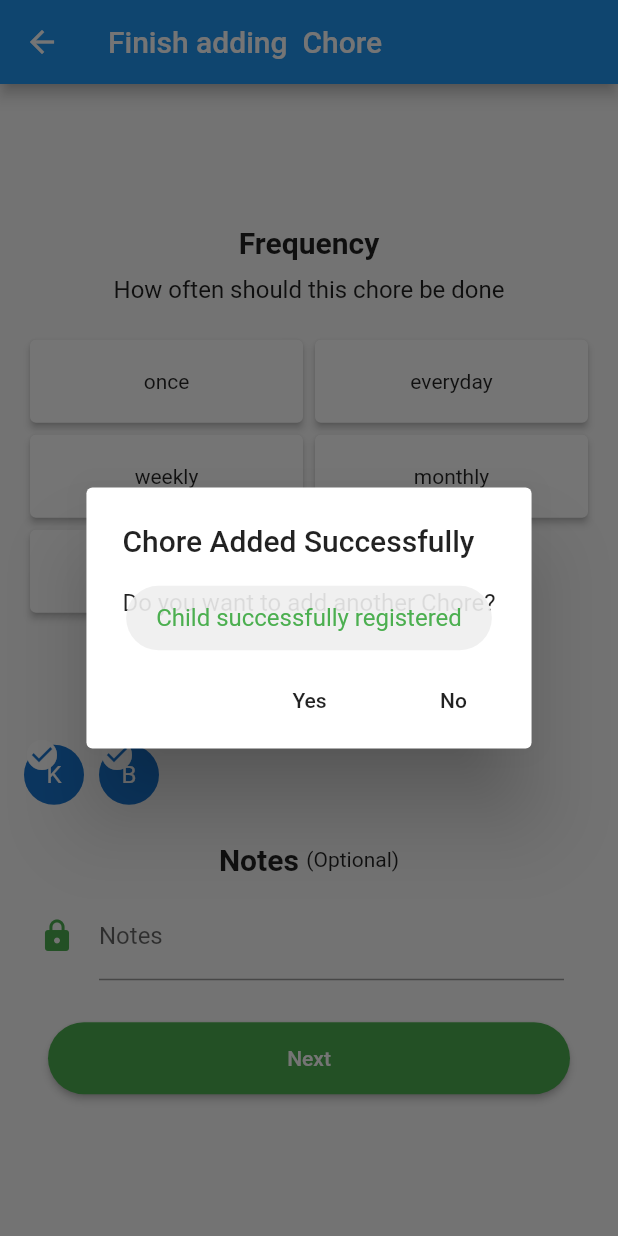
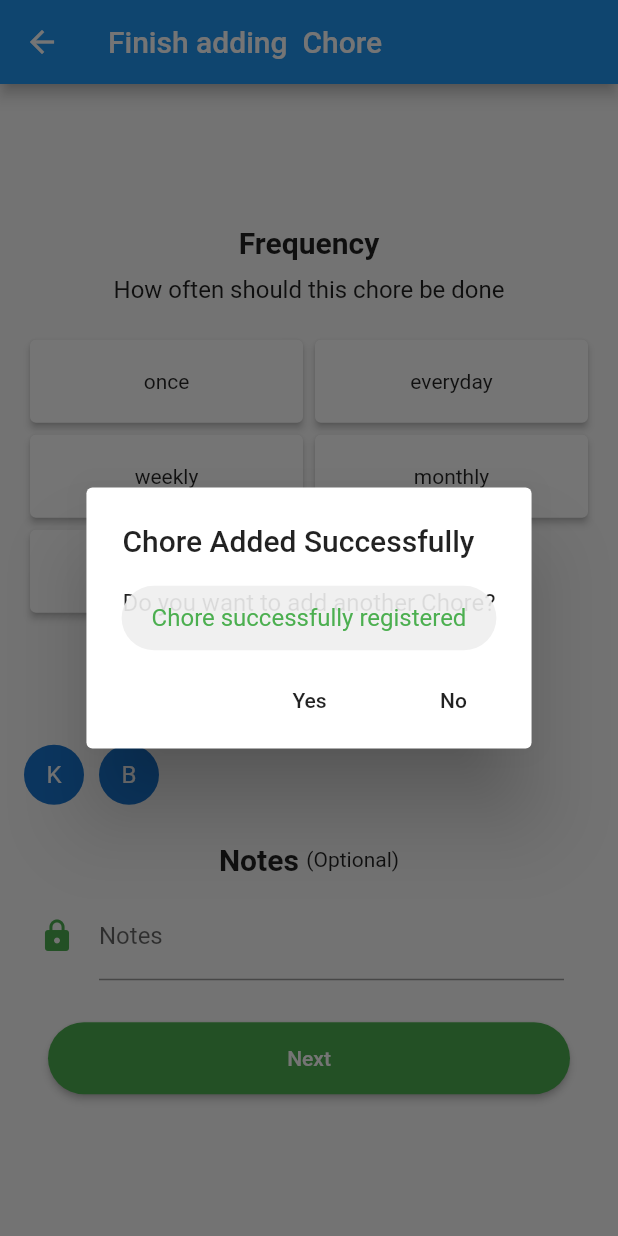
Before and after one commit to kudak3/piggy_pennies, a Flutter app: the AddChore screen opened directly, after a tap on "Next", on a phone screen of 412 x 824 dp. Run offline on Flutter 3.47's test engine with Material 2 defaults, Android fonts, the phone set to English and light mode, and no system bars; our stand-ins replace cloud_firestore, firebase_auth, fluttertoast, font_awesome_flutter, get_it; accounts and stored records are empty; generated files the repository leaves out were written again.

Commit message:
Completed chore registration

```diff
--- a/lib/model/chore.dart
+++ b/lib/model/chore.dart
@@ -1,11 +1,12 @@
 
 
 import 'package:json_annotation/json_annotation.dart';
+import 'package:piggy_pennies/model/child.dart';
 
 
 part 'chore.g.dart';
 
-@JsonSerializable()
+@JsonSerializable(explicitToJson: true)
 class Chore{
    String id;
   String name;
@@ -14,6 +15,8 @@ class Chore{
   String frequency;
   String photoUrl;
   String notes;
+  String createdBy;
+  List<Child> assignees;
 
 
 
@@ -25,6 +28,8 @@ class Chore{
       this.frequency,
       this.photoUrl,
       this.notes,
+      this.createdBy,
+      this.assignees,
 
      });
 
--- a/lib/service.dart/authentication_service.dart
+++ b/lib/service.dart/authentication_service.dart
@@ -8,6 +8,13 @@ import 'package:piggy_pennies/model/user.dart';
 class AuthenticationService {
 
   final FirebaseAuth _firebaseAuth = FirebaseAuth.instance;
+
+
+  Future  currentUser() async{
+       final FirebaseUser user = await _firebaseAuth.currentUser();
+    final uid = user.uid;
+    return uid;
+  }
 
 //signup with email
   Future signUpWithEmail(String email, String password, String username) async {
--- a/lib/service.dart/firestore_service.dart
+++ b/lib/service.dart/firestore_service.dart
@@ -1,8 +1,11 @@
 import 'package:cloud_firestore/cloud_firestore.dart';
+import 'package:get_it/get_it.dart';
 import 'package:piggy_pennies/model/api_response.dart';
 import 'package:piggy_pennies/model/child.dart';
 import 'package:piggy_pennies/model/chore.dart';
 import 'package:piggy_pennies/model/user.dart';
+
+import 'authentication_service.dart';
 
 class FirestoreService {
   final CollectionReference _usersCollectionReference =
@@ -13,6 +16,9 @@ class FirestoreService {
 
       final CollectionReference _choresCollectionReference =
       Firestore.instance.collection("chores");
+
+        AuthenticationService get authenticationService =>
+      GetIt.I<AuthenticationService>();
 
 
   Future createUser(User user) async {
@@ -36,6 +42,9 @@ class FirestoreService {
   }
 
     Future registerChore(Chore chore) async {
+      String ui = await authenticationService.currentUser();
+      chore.createdBy = ui;
+
     try {
       await _choresCollectionReference
           .document(chore.id)
--- a/lib/ui/parent/complete_chore_addition.dart
+++ b/lib/ui/parent/complete_chore_addition.dart
@@ -83,22 +83,38 @@ class _AddChoreState extends State<AddChore> {
                 ),
                 Row(
                   children: <Widget>[
-                    ...children.map(
-                      (e) => Row(
+                    ...children.map((e) => Row(
                           children: <Widget>[
-                          GestureDetector(onTap: () {
+                            GestureDetector(
+                                onTap: () {
                                   setState(() {
-                              assignees.add(e);
+                                    assignees.contains(e)
+                                        ? assignees.remove(e)
+                                        : assignees.add(e);
                                   });
-                                  },child:Stack(children :<Widget>[Container(height:50.0,child: CircleAvatar(child: Text(e.fullName[0],),)),
-                          Icon(Icons.check_circle,color: Colors.white,),
-                          ],)),
+                                },
+                                child: Stack(
+                                  children: <Widget>[
+                                    Container(
+                                        height: 50.0,
+                                        child: CircleAvatar(
+                                          child: Text(
+                                            e.fullName[0],
+                                          ),
+                                        )),
+                                    assignees.contains(e)
+                                        ? Icon(
+                                            Icons.check_circle,
+                                            color: Colors.green,
+                                          )
+                                        : Container(height: 0, width: 0),
+                                  ],
+                                )),
                             SizedBox(
                               width: 10.0,
                             ),
-                        ],)
-                      ),
-
+                          ],
+                        )),
                   ],
                 ),
                 SizedBox(
@@ -128,7 +144,7 @@ class _AddChoreState extends State<AddChore> {
                         hintText: "Enter Optional notes"),
                   ),
                 ),
-                SizedBox(height:20.0),
+                SizedBox(height: 20.0),
                 Container(
                   margin: const EdgeInsets.symmetric(horizontal: 16.0),
                   width: double.infinity,
@@ -159,15 +175,19 @@ class _AddChoreState extends State<AddChore> {
       _isLoading = true;
     });
 
-    APIResponse result = await firestoreService.registerChore(Chore(name: widget.choreName,frequency: frequency,dueDate: widget.dueDate,price: widget.price,notes: notes
-       ));
+    APIResponse result = await firestoreService.registerChore(Chore(
+        name: widget.choreName,
+        frequency: frequency,
+        dueDate: widget.dueDate,
+        price: widget.price,
+        notes: notes));
 
     setState(() {
       _isLoading = false;
     });
 
     if (!result.error) {
-      await showToast("Child successfully registered");
+      await showToast("Chore successfully registered");
 
       await showDialog(
           context: context,
@@ -188,24 +208,29 @@ class _AddChoreState extends State<AddChore> {
                       Navigator.push(
                           context,
                           MaterialPageRoute(
-                          builder: (_) => ChooseChore(),)
-                        );
-
+                            builder: (_) => ChooseChore(),
+                          ));
                     },
                   ),
                   FlatButton(
                     child: Text('No'),
                     onPressed: () {
                       Navigator.of(context).pop();
-
                     },
                   ),
                 ],
+              ));
+
+               Navigator.push(
+                          context,
+                          MaterialPageRoute(
+                            builder: (_) => ChooseChore(),
                           ));
     } else {
       showToast(result.errorMessage);
     }
   }
+
   showToast(String msg) {
     Fluttertoast.showToast(
         msg: msg,
```
Also changed, not shown: lib/model/chore.g.dart. Lines whose indentation alone changed are shown as unchanged.
